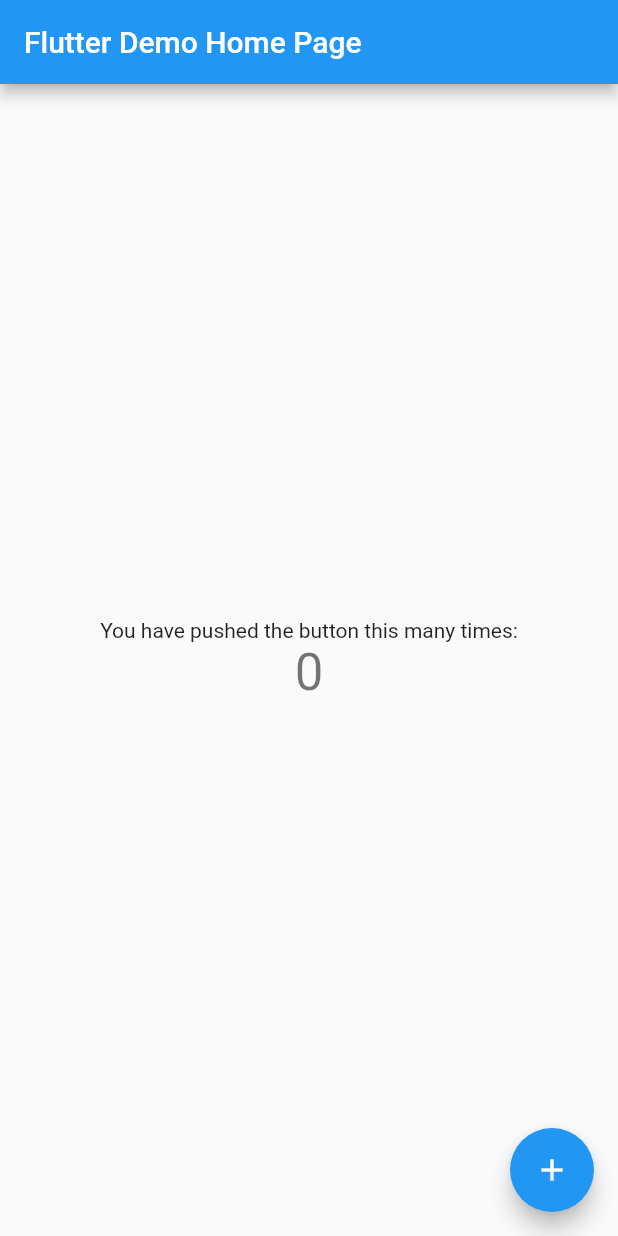
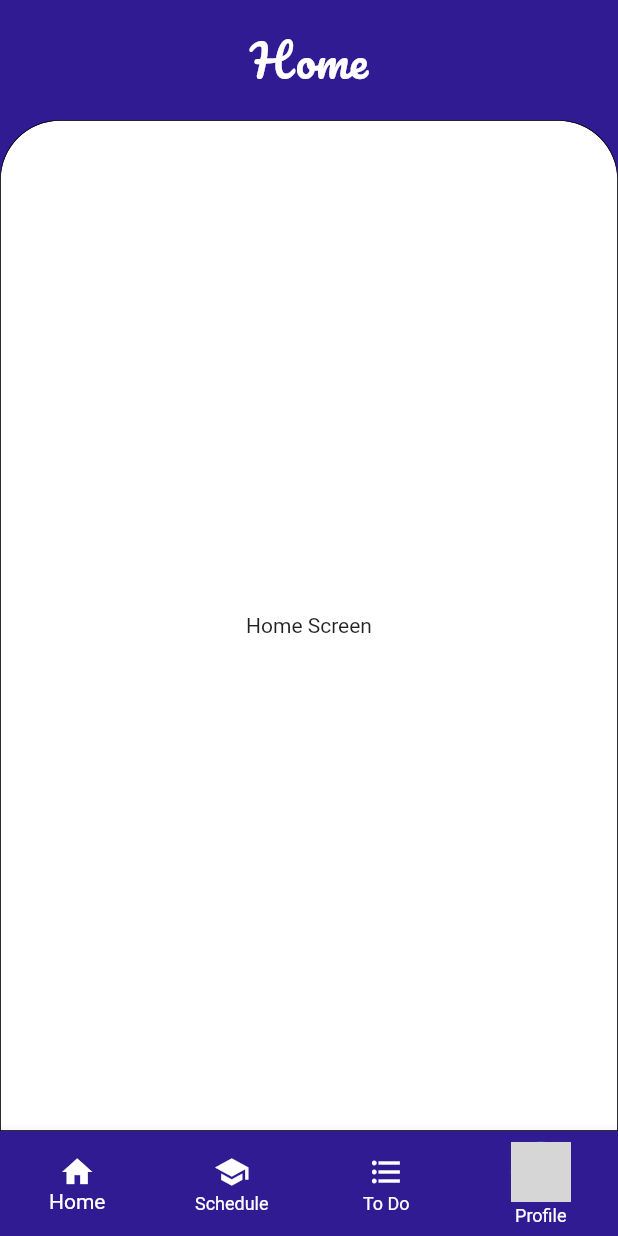
Before and after one commit to RRebilas/student_tool, a Flutter app: the screen it shows after launch, on a phone screen of 412 x 824 dp. Run offline on Flutter 3.47's test engine with Material 2 defaults, Android fonts, the phone set to English and light mode, and no system bars; our stand-ins replace bottom_navy_bar, font_awesome_flutter, google_fonts; network calls fail; grey boxes are pictures that could not be loaded.

Commit message:
Added Login Page and firebase included

```diff
--- /dev/null
+++ b/lib/index.dart
@@ -0,0 +1,7 @@
+export 'package:flutter/material.dart';
+export 'package:bottom_navy_bar/bottom_navy_bar.dart';
+export 'widgets/Home.dart';
+export 'widgets/Schedule.dart';
+export './widgets/ToDo.dart';
+export 'package:google_fonts/google_fonts.dart';
+export 'widgets/Blueprint.dart';
--- a/lib/main.dart
+++ b/lib/main.dart
@@ -1,117 +1,98 @@
-import 'package:flutter/material.dart';
+import 'package:provider/provider.dart';
+import 'package:studenttool/models/ToDoModel.dart';
+import 'screens/auth_page.dart';
 
-void main() {
-  runApp(MyApp());
+import 'index.dart';
+
+void main() => runApp(StudentTool());
+
+class StudentTool extends StatefulWidget {
+  @override
+  _StudentToolState createState() => _StudentToolState();
 }
 
-class MyApp extends StatelessWidget {
-  // This widget is the root of your application.
-  @override
-  Widget build(BuildContext context) {
-    return MaterialApp(
-      title: 'Flutter Demo',
-      theme: ThemeData(
-        // This is the theme of your application.
-        //
-        // Try running your application with "flutter run". You'll see the
-        // application has a blue toolbar. Then, without quitting the app, try
-        // changing the primarySwatch below to Colors.green and then invoke
-        // "hot reload" (press "r" in the console where you ran "flutter run",
-        // or simply save your changes to "hot reload" in a Flutter IDE).
-        // Notice that the counter didn't reset back to zero; the application
-        // is not restarted.
-        primarySwatch: Colors.blue,
-        // This makes the visual density adapt to the platform that you run
-        // the app on. For desktop platforms, the controls will be smaller and
-        // closer together (more dense) than on mobile platforms.
-        visualDensity: VisualDensity.adaptivePlatformDensity,
-      ),
-      home: MyHomePage(title: 'Flutter Demo Home Page'),
-    );
-  }
-}
-
-class MyHomePage extends StatefulWidget {
-  MyHomePage({Key key, this.title}) : super(key: key);
-
-  // This widget is the home page of your application. It is stateful, meaning
-  // that it has a State object (defined below) that contains fields that affect
-  // how it looks.
-
-  // This class is the configuration for the state. It holds the values (in this
-  // case the title) provided by the parent (in this case the App widget) and
-  // used by the build method of the State. Fields in a Widget subclass are
-  // always marked "final".
-
-  final String title;
+class _StudentToolState extends State<StudentTool> {
+  PageController _controller = PageController(
+    initialPage: 0,
+    keepPage: true,
+  );
+  int currentNavigationBarIndex = 0;
 
   @override
-  _MyHomePageState createState() => _MyHomePageState();
-}
-
-class _MyHomePageState extends State<MyHomePage> {
-  int _counter = 0;
-
-  void _incrementCounter() {
-    setState(() {
-      // This call to setState tells the Flutter framework that something has
-      // changed in this State, which causes it to rerun the build method below
-      // so that the display can reflect the updated values. If we changed
-      // _counter without calling setState(), then the build method would not be
-      // called again, and so nothing would appear to happen.
-      _counter++;
-    });
+  void initState() {
+    super.initState();
   }
 
   @override
   Widget build(BuildContext context) {
-    // This method is rerun every time setState is called, for instance as done
-    // by the _incrementCounter method above.
-    //
-    // The Flutter framework has been optimized to make rerunning build methods
-    // fast, so that you can just rebuild anything that needs updating rather
-    // than having to individually change instances of widgets.
-    return Scaffold(
-      appBar: AppBar(
-        // Here we take the value from the MyHomePage object that was created by
-        // the App.build method, and use it to set our appbar title.
-        title: Text(widget.title),
+    return MaterialApp(
+      debugShowCheckedModeBanner: false,
+      theme: ThemeData(
+        primaryColor: Colors.deepPurple.shade900,
+        brightness: Brightness.light,
       ),
-      body: Center(
-        // Center is a layout widget. It takes a single child and positions it
-        // in the middle of the parent.
-        child: Column(
-          // Column is also a layout widget. It takes a list of children and
-          // arranges them vertically. By default, it sizes itself to fit its
-          // children horizontally, and tries to be as tall as its parent.
-          //
-          // Invoke "debug painting" (press "p" in the console, choose the
-          // "Toggle Debug Paint" action from the Flutter Inspector in Android
-          // Studio, or the "Toggle Debug Paint" command in Visual Studio Code)
-          // to see the wireframe for each widget.
-          //
-          // Column has various properties to control how it sizes itself and
-          // how it positions its children. Here we use mainAxisAlignment to
-          // center the children vertically; the main axis here is the vertical
-          // axis because Columns are vertical (the cross axis would be
-          // horizontal).
-          mainAxisAlignment: MainAxisAlignment.center,
+      home: Scaffold(
+        body: PageView(
+          controller: _controller,
           children: <Widget>[
-            Text(
-              'You have pushed the button this many times:',
+            Blueprint(title: 'Home', body: HomeScreen()),
+            Blueprint(title: 'Schedule', body: Schedule()),
+            ChangeNotifierProvider<ToDoModel>(
+              create: (context) => ToDoModel(),
+              child: Blueprint(
+                title: 'To Do',
+                body: ToDo(),
+              ),
             ),
-            Text(
-              '$_counter',
-              style: Theme.of(context).textTheme.headline4,
-            ),
+            //Blueprint(title: 'Profile Page', body: Container()),
+            AuthPage(),
           ],
+          onPageChanged: (page) {
+            setState(
+              () {
+                currentNavigationBarIndex = page;
+              },
+            );
+          },
         ),
+        bottomNavigationBar: bottomNavBar,
       ),
-      floatingActionButton: FloatingActionButton(
-        onPressed: _incrementCounter,
-        tooltip: 'Increment',
-        child: Icon(Icons.add),
-      ), // This trailing comma makes auto-formatting nicer for build methods.
+    );
+  }
+
+  Widget get bottomNavBar {
+    return BottomNavigationBar(
+      type: BottomNavigationBarType.fixed,
+      currentIndex: currentNavigationBarIndex,
+      backgroundColor: Colors.deepPurple.shade900,
+      unselectedItemColor: Colors.white,
+      selectedItemColor: Colors.white,
+      onTap: (index) => setState(() {
+        currentNavigationBarIndex = index;
+        _controller.jumpToPage(currentNavigationBarIndex);
+      }),
+      items: [
+        BottomNavigationBarItem(
+          icon: Icon(Icons.home),
+          title: Text('Home'),
+        ),
+        BottomNavigationBarItem(
+          icon: Icon(Icons.school),
+          title: Text('Schedule'),
+        ),
+        BottomNavigationBarItem(
+          icon: Icon(Icons.format_list_bulleted),
+          title: Text('To Do'),
+        ),
+        BottomNavigationBarItem(
+          icon: CircleAvatar(
+            backgroundImage:
+                NetworkImage('https://www.w3schools.com/howto/img_avatar.png'),
+            radius: 20,
+          ),
+          title: Text('Profile'),
+        ),
+      ],
     );
   }
 }
--- /dev/null
+++ b/lib/models/ToDoModel.dart
@@ -0,0 +1,37 @@
+import 'dart:collection';
+
+import 'package:flutter/material.dart';
+import 'package:flutter/foundation.dart';
+
+int currentIndex = 0;
+List<Task> _tasks = [];
+
+class ToDoModel with ChangeNotifier {
+  UnmodifiableListView<Task> get tasks => UnmodifiableListView(_tasks);
+
+  void add(Task task) {
+    _tasks.add(task);
+    currentIndex++;
+    notifyListeners();
+  }
+
+  void remove(int index) {
+    _tasks.removeAt(index);
+    currentIndex--;
+    notifyListeners();
+  }
+}
+
+class Task {
+  final int id;
+  final String title;
+
+  Task(this.title) : this.id = currentIndex;
+
+  @override
+  // TODO: implement hashCode
+  int get hashCode => id;
+
+  @override
+  bool operator ==(Object other) => other is Task && other.id == id;
+}
--- /dev/null
+++ b/lib/widgets/Blueprint.dart
@@ -0,0 +1,48 @@
+import 'package:flutter/material.dart';
+import 'package:google_fonts/google_fonts.dart';
+
+class Blueprint extends StatelessWidget {
+  final String title;
+  final Widget body;
+
+  Blueprint({this.title, this.body});
+
+  @override
+  Widget build(BuildContext context) {
+    return Container(
+      child: Container(
+        color: Colors.deepPurple.shade900,
+        child: Column(
+          children: <Widget>[
+            Container(
+              height: 80,
+              child: Center(
+                child: Text(
+                  title,
+                  style: GoogleFonts.pacifico(
+                    color: Colors.white,
+                    fontSize: 30,
+                  ),
+                ),
+              ),
+            ),
+            Expanded(
+              child: Container(
+                decoration: ShapeDecoration(
+                  color: Colors.white,
+                  shape: RoundedRectangleBorder(
+                    side: BorderSide(width: 0.5),
+                    borderRadius: BorderRadius.vertical(
+                      top: Radius.circular(40),
+                    ),
+                  ),
+                ),
+                child: body,
+              ),
+            ),
+          ],
+        ),
+      ),
+    );
+  }
+}
--- /dev/null
+++ b/lib/widgets/Home.dart
@@ -0,0 +1,12 @@
+import 'package:flutter/material.dart';
+
+class HomeScreen extends StatelessWidget {
+  @override
+  Widget build(BuildContext context) {
+    return Container(
+      child: Center(
+        child: Text('Home Screen'),
+      ),
+    );
+  }
+}
--- /dev/null
+++ b/lib/widgets/Schedule.dart
@@ -0,0 +1,12 @@
+import 'package:studenttool/index.dart';
+
+class Schedule extends StatelessWidget {
+  @override
+  Widget build(BuildContext context) {
+    return Container(
+      child: Center(
+        child: Text('Schedule site from uek'),
+      ),
+    );
+  }
+}
--- a/pubspec.yaml
+++ b/pubspec.yaml
@@ -17,8 +17,11 @@ dependencies:
   pedantic: ^1.8.0
   google_fonts: ^1.1.0
   provider: ^4.1.2
+  firebase_core: ^0.4.5
   firebase_auth: ^0.16.1
   cloud_firestore: ^0.13.6
+  shared_preferences: ^0.5.7+3
+  font_awesome_flutter: ^8.8.1
 
 dev_dependencies:
   flutter_test:
```
Also changed, not shown: lib/screens/auth_page.dart (added, +19 -0 lines), lib/widgets/AuthForm.dart (added, +100 -0 lines), lib/widgets/ToDo.dart (added, +64 -0 lines), lib/authenticate/authenticate.dart (added), pubspec.lock, 1 other file.
